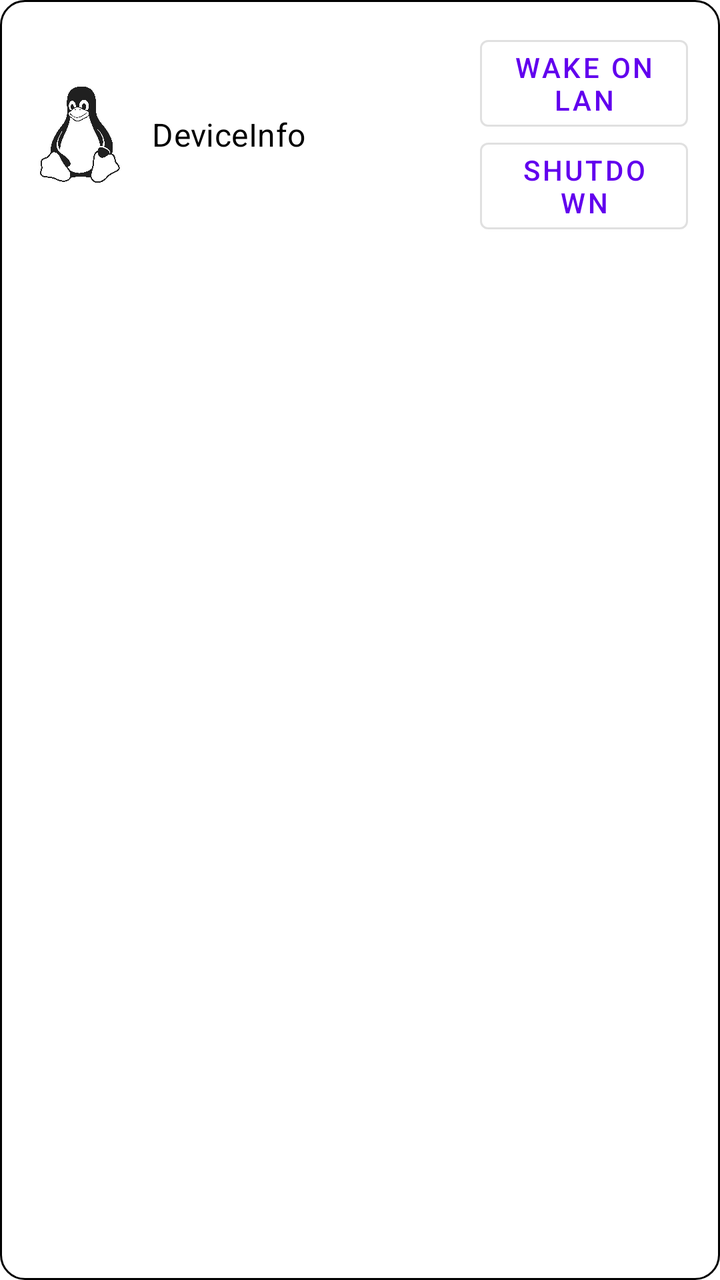
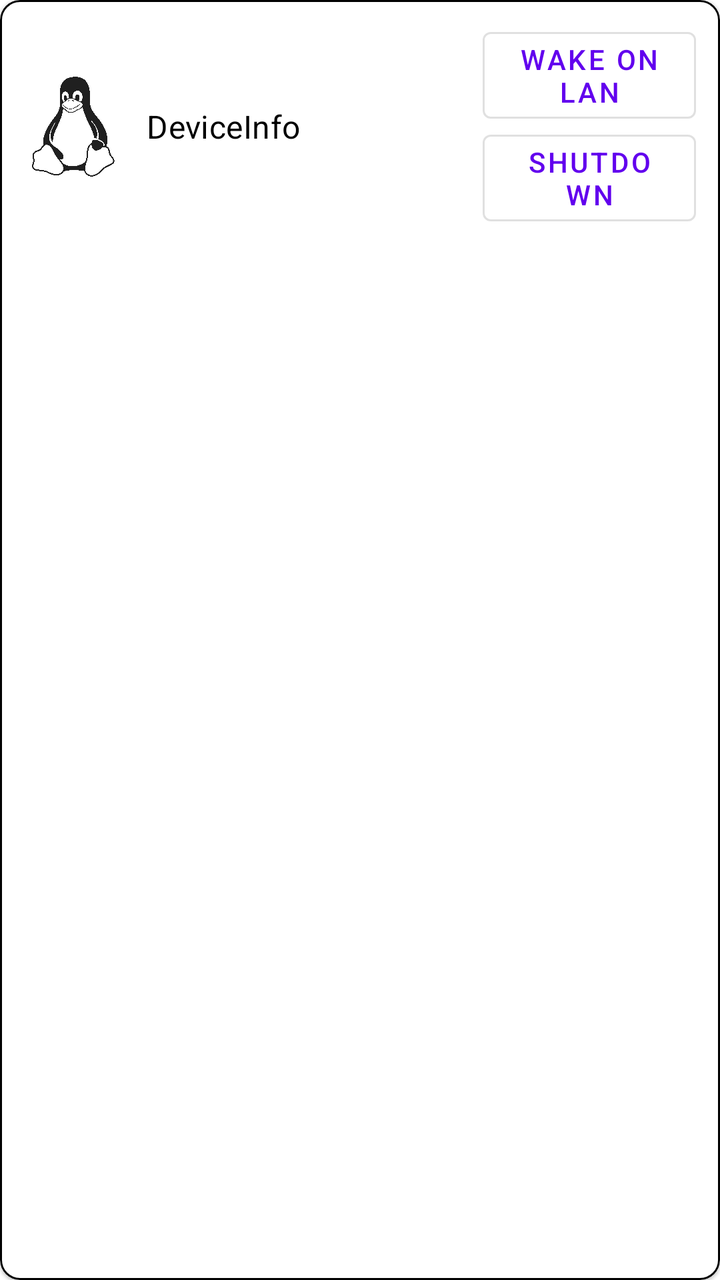

Before-and-after screenshots of an Android layout around one commit, followed by the original layout XML and the change that was made.
<!-- AndroidManifest.xml: application theme Theme.RemoteManager -->
<!-- res/layout/device_item.xml -->
<?xml version="1.0" encoding="utf-8"?>
<LinearLayout xmlns:android="http://schemas.android.com/apk/res/android"
    xmlns:app="http://schemas.android.com/apk/res-auto"
    android:layout_width="match_parent"
    android:layout_height="wrap_content"
    android:layout_margin="8dp"
    android:padding="12dp"
    android:orientation="vertical"
    android:background="@drawable/rounded_outline">

    <LinearLayout
        android:layout_width="match_parent"
        android:layout_height="wrap_content"
        android:orientation="horizontal"
        android:gravity="center_vertical">

        <ImageView
            android:id="@+id/logo_image_view"
            android:layout_width="0dp"
            android:layout_height="80dp"
            android:layout_weight="2"
            android:padding="8dp"
            android:src="@drawable/linux"
            android:contentDescription="@null" />

        <TextView
            android:id="@+id/deviceInfoTextView"
            android:layout_width="0dp"
            android:layout_height="wrap_content"
            android:layout_weight="6"
            android:paddingStart="8dp"
            android:paddingEnd="8dp"
            android:text="@string/device_info"
            android:textAppearance="?attr/textAppearanceSubtitle1"
            android:textColor="?attr/colorOnSurface" />

        <LinearLayout
            android:layout_width="0dp"
            android:layout_height="wrap_content"
            android:layout_weight="4"
            android:orientation="vertical"
            android:padding="4dp">

            <com.google.android.material.button.MaterialButton
                android:id="@+id/button1"
                style="@style/Widget.MaterialComponents.Button.OutlinedButton"
                android:layout_width="match_parent"
                android:layout_height="wrap_content"
                android:insetTop="4dp"
                android:insetBottom="4dp"
                android:text="@string/button1" />

            <com.google.android.material.button.MaterialButton
                android:id="@+id/button2"
                style="@style/Widget.MaterialComponents.Button.OutlinedButton"
                android:layout_width="match_parent"
                android:layout_height="wrap_content"
                android:insetTop="4dp"
                android:insetBottom="4dp"
                android:text="@string/button2" />
        </LinearLayout>
    </LinearLayout>
</LinearLayout>
<!-- resources referenced by this layout -->
<resources>
  <!-- drawable linux: png bitmap (drawable, 203554 bytes) -->
  <!-- drawable rounded_outline (drawable) -->
  <shape xmlns:android="http://schemas.android.com/apk/res/android"
      android:shape="rectangle">
      
      <solid android:color="?attr/colorSurfaceVariant" />
      <stroke
          android:width="1dp"
          android:color="?attr/colorOutline" />
      <corners android:radius="12dp" />
  </shape>
  <string name="button1">Wake On Lan</string>
  <string name="button2">Shutdown</string>
  <string name="device_info">DeviceInfo</string>
  <style name="Theme.RemoteManager" parent="Theme.MaterialComponents.DayNight.NoActionBar">
          <item name="colorPrimary">@color/purple_500</item>
          <item name="colorPrimaryVariant">@color/purple_700</item>
          <item name="colorOnPrimary">@color/white</item>
          <item name="colorSecondary">@color/teal_200</item>
          <item name="colorSecondaryVariant">@color/teal_700</item>
          <item name="colorOnSecondary">@color/black</item>
          <item name="android:statusBarColor">?attr/colorPrimaryVariant</item>
          <item name="android:windowDrawsSystemBarBackgrounds">true</item>
          <item name="android:windowTranslucentStatus">false</item>
      </style>
  <color name="purple_500">#FF6200EE</color>
  <color name="purple_700">#FF3700B3</color>
  <color name="white">#FFFFFFFF</color>
  <color name="teal_200">#FF03DAC5</color>
  <color name="teal_700">#FF018786</color>
  <color name="black">#FF000000</color>
</resources>

<!-- the commit's change to res/layout/device_item.xml (unified diff, before → after) -->
@@ -1,12 +1,16 @@
 <?xml version="1.0" encoding="utf-8"?>
-<LinearLayout xmlns:android="http://schemas.android.com/apk/res/android"
+<com.google.android.material.card.MaterialCardView
+    xmlns:android="http://schemas.android.com/apk/res/android"
     xmlns:app="http://schemas.android.com/apk/res-auto"
     android:layout_width="match_parent"
     android:layout_height="wrap_content"
     android:layout_margin="8dp"
-    android:padding="12dp"
-    android:orientation="vertical"
-    android:background="@drawable/rounded_outline">
+    android:padding="8dp"
+    app:contentPadding="8dp"
+    app:cardCornerRadius="10dp"
+    app:strokeWidth="1dp"
+    app:strokeColor="?attr/colorOnSurface"
+    app:cardBackgroundColor="?attr/colorSurface">
 
     <LinearLayout
         android:layout_width="match_parent"
@@ -60,4 +64,4 @@
                 android:text="@string/button2" />
         </LinearLayout>
     </LinearLayout>
-</LinearLayout>
+</com.google.android.material.card.MaterialCardView>
<!-- resource entries referenced after the edit -->
@@ -1,16 +1,6 @@
 <!-- resources referenced by this layout -->
 <resources>
   <!-- drawable linux: png bitmap (drawable, 203554 bytes) -->
-  <!-- drawable rounded_outline (drawable) -->
-  <shape xmlns:android="http://schemas.android.com/apk/res/android"
-      android:shape="rectangle">
-      
-      <solid android:color="?attr/colorSurfaceVariant" />
-      <stroke
-          android:width="1dp"
-          android:color="?attr/colorOutline" />
-      <corners android:radius="12dp" />
-  </shape>
   <string name="button1">Wake On Lan</string>
   <string name="button2">Shutdown</string>
   <string name="device_info">DeviceInfo</string>
